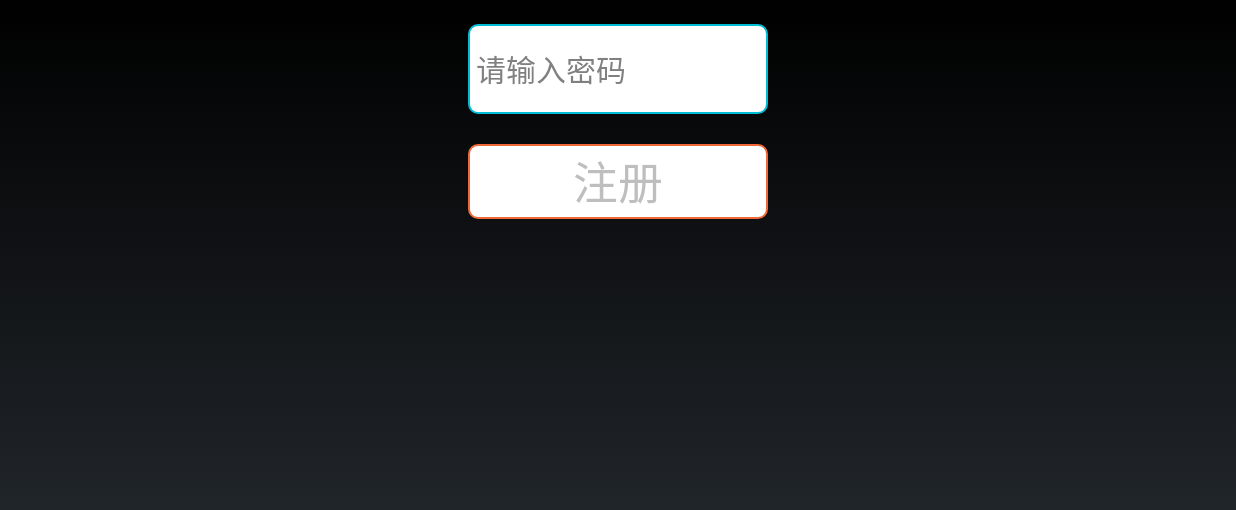
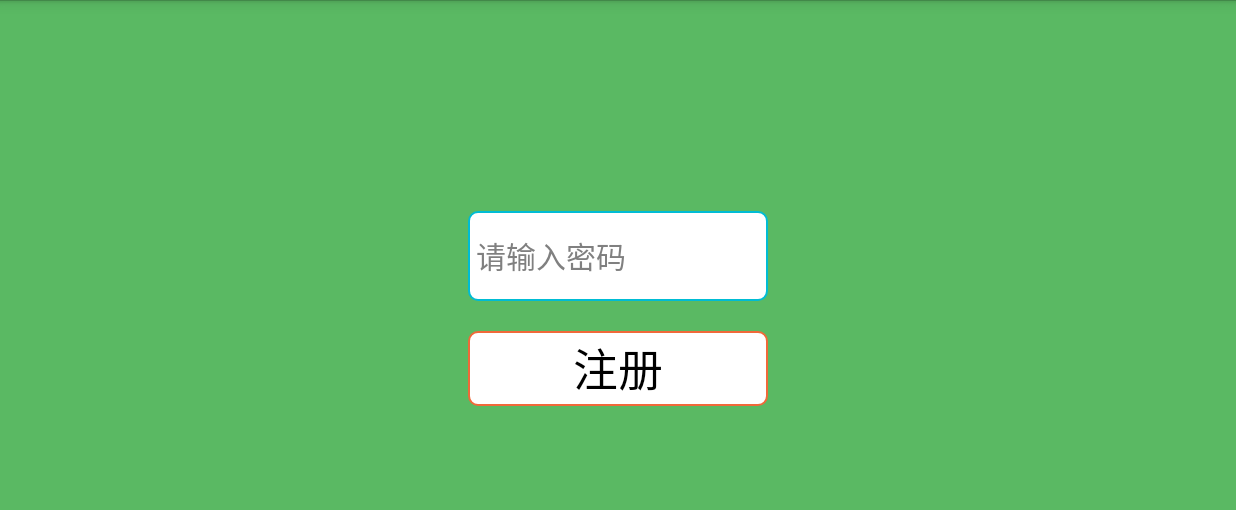
Before and after one commit to yinchuandong/Android_SpellChecker, an Android app: the RegisterActivity screen opened directly, with no data from a screen before it, on a phone screen of 824 x 412 dp (held sideways). Shown: the top 510 px of the screen. Run offline under Robolectric (Android 15) with nearby library versions, the phone set to English and light mode, and no system bars; 2 statements that could not run were skipped.

Commit message:
修改actionbar theme

```diff
--- a/app/src/main/AndroidManifest.xml
+++ b/app/src/main/AndroidManifest.xml
@@ -15,7 +15,7 @@
         android:allowBackup="true"
         android:icon="@mipmap/ic_launcher"
         android:label="@string/app_name"
-        android:theme="@android:style/Theme.NoTitleBar.Fullscreen"
+        android:theme="@style/noTitle"
         >
         <activity
             android:name=".main.MainActivity"
--- a/app/src/main/res/layout/activity_register.xml
+++ b/app/src/main/res/layout/activity_register.xml
@@ -6,7 +6,8 @@
     android:paddingBottom="@dimen/activity_vertical_margin"
     tools:context="com.yin.spellchecker.main.RegisterActivity"
     android:orientation="vertical"
-    android:gravity="center_horizontal"
+    android:gravity="center"
+    android:background="@color/green_s"
     >
 
     <EditText
@@ -29,6 +30,7 @@
         android:background="@drawable/shape_btn_corner"
         android:gravity="center"
         android:textSize="30sp"
+        android:textColor="@color/black"
         />
 
 </LinearLayout>
--- a/app/src/main/res/values/styles.xml
+++ b/app/src/main/res/values/styles.xml
@@ -17,4 +17,7 @@
         <!-- All customizations that are NOT specific to a particular API-level can go here. -->
     </style>
 
+    <style name="noTitle" parent="AppBaseTheme">
+        <item name="android:windowNoTitle">true</item>
+    </style>
 </resources>
```
